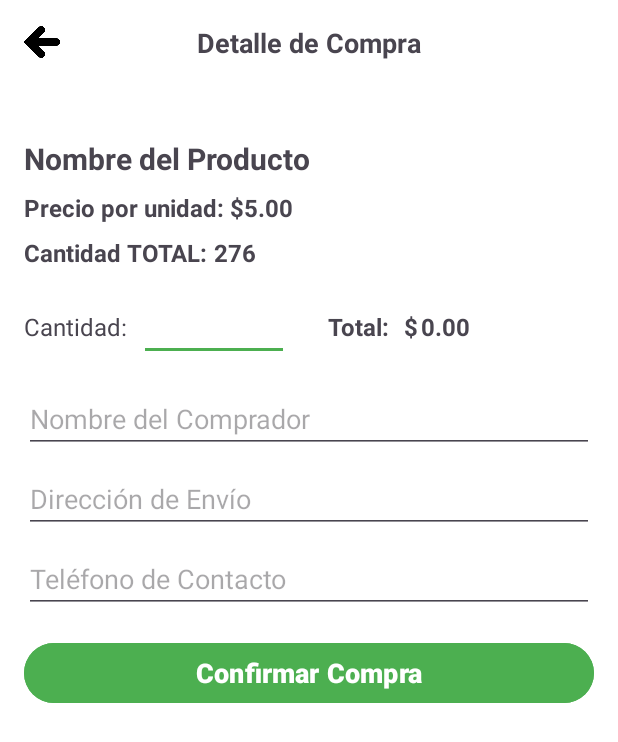
After one commit to darwingpacheco/agroVenta, an Android app: the layout activity_make_purchase.xml on its own in the app's theme, with its tools: preview values and no code run, on a phone screen of 412 x 824 dp. The commit adds this screen. Shown: the top 742 px of the screen. Run offline under Robolectric (Android 15) with nearby library versions, the phone set to English and light mode, and no system bars.

Commit message:
Actualización

```diff
--- a/app/src/main/AndroidManifest.xml
+++ b/app/src/main/AndroidManifest.xml
@@ -16,9 +16,13 @@
         android:windowSoftInputMode="stateHidden|adjustPan"
         tools:targetApi="31">
         <activity
+            android:name=".makePurchase"
+            android:theme="@style/Theme.AgroVentaTres"
+            android:exported="false" />
+        <activity
             android:name=".RegisterActivity"
             android:exported="false"
-            android:theme="@style/Theme.AgroVentaTres"/>
+            android:theme="@style/Theme.AgroVentaTres" />
         <activity
             android:name=".sellProducto"
             android:exported="false"
--- a/app/src/main/java/com/example/agroventa/Menu.java
+++ b/app/src/main/java/com/example/agroventa/Menu.java
@@ -186,7 +186,7 @@ public class Menu extends AppCompatActivity {
     }
 
     private String productToJson(Product product) {
-        return String.format("{\"title\": \"%s\", \"description\": \"%s\", \"price\": %.2f, \"tipo\": \"%s\", \"ubication\": \"%s\", \"nameSeller\": \"%s\", \"phoneContact\": \"%s\"}",
+        return String.format("{\"title\": \"%s\", \"description\": \"%s\", \"price\": \"%s\", \"tipo\": \"%s\", \"ubication\": \"%s\", \"nameSeller\": \"%s\", \"phoneContact\": \"%s\"}",
                 product.getTitle(), product.getDescription(), product.getPrice(), product.getTipo(), product.getUbication(), product.getNameSeller(), product.getPhoneContact());
     }
 }
--- /dev/null
+++ b/app/src/main/res/layout/activity_make_purchase.xml
@@ -0,0 +1,189 @@
+<?xml version="1.0" encoding="utf-8"?>
+<ScrollView xmlns:android="http://schemas.android.com/apk/res/android"
+    android:layout_width="match_parent"
+    android:layout_height="match_parent"
+    android:background="#FFFFFF"
+    android:padding="16dp">
+
+    <LinearLayout
+        android:layout_width="match_parent"
+        android:layout_height="wrap_content"
+        android:orientation="vertical">
+
+        <RelativeLayout
+            android:layout_width="match_parent"
+            android:layout_height="wrap_content">
+
+            <ImageView
+                android:id="@+id/backButton"
+                android:layout_width="24dp"
+                android:layout_height="24dp"
+                android:layout_alignParentStart="true"
+                android:src="@drawable/izquierda" />
+
+            <TextView
+                android:layout_width="wrap_content"
+                android:layout_height="wrap_content"
+                android:layout_centerHorizontal="true"
+                android:text="Detalle de Compra"
+                android:textSize="18sp"
+                android:textStyle="bold" />
+        </RelativeLayout>
+
+        <LinearLayout
+            android:layout_width="match_parent"
+            android:layout_height="match_parent"
+            android:layout_marginTop="35dp"
+            android:orientation="vertical">
+
+        <TextView
+            android:id="@+id/productName"
+            android:layout_width="wrap_content"
+            android:layout_height="wrap_content"
+            android:layout_marginTop="16dp"
+            android:text="Nombre del Producto"
+            android:textSize="20sp"
+            android:textStyle="bold" />
+
+        <LinearLayout
+            android:layout_width="wrap_content"
+            android:layout_height="wrap_content"
+            android:orientation="horizontal">
+
+
+            <TextView
+                android:id="@+id/unitPrice"
+                android:layout_width="wrap_content"
+                android:layout_height="wrap_content"
+                android:layout_marginTop="8dp"
+                android:text="Precio por unidad: "
+                android:textSize="16sp"
+                android:textStyle="bold" />
+
+            <TextView
+                android:layout_width="wrap_content"
+                android:layout_height="wrap_content"
+                android:layout_marginTop="8dp"
+                android:text="$"
+                android:textSize="16sp"
+                android:textStyle="bold" />
+
+            <TextView
+                android:id="@+id/priceCompra"
+                android:layout_width="wrap_content"
+                android:layout_height="wrap_content"
+                android:layout_marginTop="8dp"
+                android:text="5.00"
+                android:textSize="16sp"
+                android:textStyle="bold" />
+        </LinearLayout>
+
+        <LinearLayout
+            android:layout_width="wrap_content"
+            android:layout_height="wrap_content"
+            android:orientation="horizontal">
+
+
+            <TextView
+                android:layout_width="wrap_content"
+                android:layout_height="wrap_content"
+                android:layout_marginTop="8dp"
+                android:text="Cantidad TOTAL: "
+                android:textSize="16sp"
+                android:textStyle="bold" />
+
+            <TextView
+                android:id="@+id/countTotal"
+                android:layout_width="wrap_content"
+                android:layout_height="wrap_content"
+                android:layout_marginTop="8dp"
+                android:text="276"
+                android:textSize="16sp"
+                android:textStyle="bold" />
+        </LinearLayout>
+
+        <!-- Cantidad y Precio Total -->
+        <LinearLayout
+            android:layout_width="match_parent"
+            android:layout_height="wrap_content"
+            android:layout_marginTop="16dp"
+            android:gravity="center_vertical"
+            android:orientation="horizontal">
+
+            <TextView
+                android:layout_width="wrap_content"
+                android:layout_height="wrap_content"
+                android:layout_marginEnd="8dp"
+                android:text="Cantidad:"
+                android:textSize="16sp" />
+
+            <EditText
+                android:id="@+id/cantdadToBuy"
+                android:layout_width="100dp"
+                android:layout_height="wrap_content"
+                android:inputType="number" />
+
+            <TextView
+                android:layout_width="wrap_content"
+                android:layout_height="wrap_content"
+                android:layout_marginStart="26dp"
+                android:text="Total: "
+                android:textSize="16sp"
+                android:textStyle="bold" />
+
+            <TextView
+                android:layout_width="wrap_content"
+                android:layout_height="wrap_content"
+                android:layout_marginStart="6dp"
+                android:text="$"
+                android:textSize="16sp"
+                android:textStyle="bold" />
+
+            <TextView
+                android:id="@+id/priceCalculate"
+                android:layout_width="wrap_content"
+                android:layout_height="wrap_content"
+                android:layout_marginStart="2dp"
+                android:text="0.00"
+                android:textSize="16sp"
+                android:textStyle="bold" />
+        </LinearLayout>
+
+        <!-- Información de Envío -->
+        <EditText
+            android:id="@+id/buyerName"
+            android:layout_width="match_parent"
+            android:layout_height="wrap_content"
+            android:layout_marginTop="16dp"
+            android:hint="Nombre del Comprador"
+            android:inputType="textPersonName" />
+
+        <EditText
+            android:id="@+id/shippingAddress"
+            android:layout_width="match_parent"
+            android:layout_height="wrap_content"
+            android:layout_marginTop="8dp"
+            android:hint="Dirección de Envío"
+            android:inputType="textPostalAddress" />
+
+        <EditText
+            android:id="@+id/contactPhone"
+            android:layout_width="match_parent"
+            android:layout_height="wrap_content"
+            android:layout_marginTop="8dp"
+            android:hint="Teléfono de Contacto"
+            android:inputType="phone" />
+
+        <Button
+            android:id="@+id/confirmPurchase"
+            android:layout_width="match_parent"
+            android:layout_height="wrap_content"
+            android:layout_marginTop="16dp"
+            android:backgroundTint="#4CAF50"
+            android:text="Confirmar Compra"
+            android:textColor="#FFFFFF"
+            android:textSize="18sp"
+            android:textStyle="bold" />
+        </LinearLayout>
+    </LinearLayout>
+</ScrollView>
--- a/app/src/main/res/layout/activity_product_detail.xml
+++ b/app/src/main/res/layout/activity_product_detail.xml
@@ -198,7 +198,7 @@
             android:layout_width="match_parent"
             android:layout_height="wrap_content"
             android:backgroundTint="@color/colorSecondary"
-            android:text="Realizar Compra"
+            android:text="CONTINUAR"
             android:layout_marginTop="16dp"
             android:textColor="@android:color/white" />
     </LinearLayout>
```
Also changed, not shown: app/src/main/java/com/example/agroventa/MainActivity.java (+15 -0 lines), app/src/main/java/com/example/agroventa/Product.java (+4 -4 lines), app/src/main/java/com/example/agroventa/ProductDetailActivity.java (+5 -2 lines), app/src/main/java/com/example/agroventa/makePurchase.java (added, +86 -0 lines), app/src/main/java/com/example/agroventa/sellProducto.java (+22 -3 lines), app/src/main/res/drawable/restar.png (added), app/src/main/res/drawable/suma_signo_mas.png (added).
